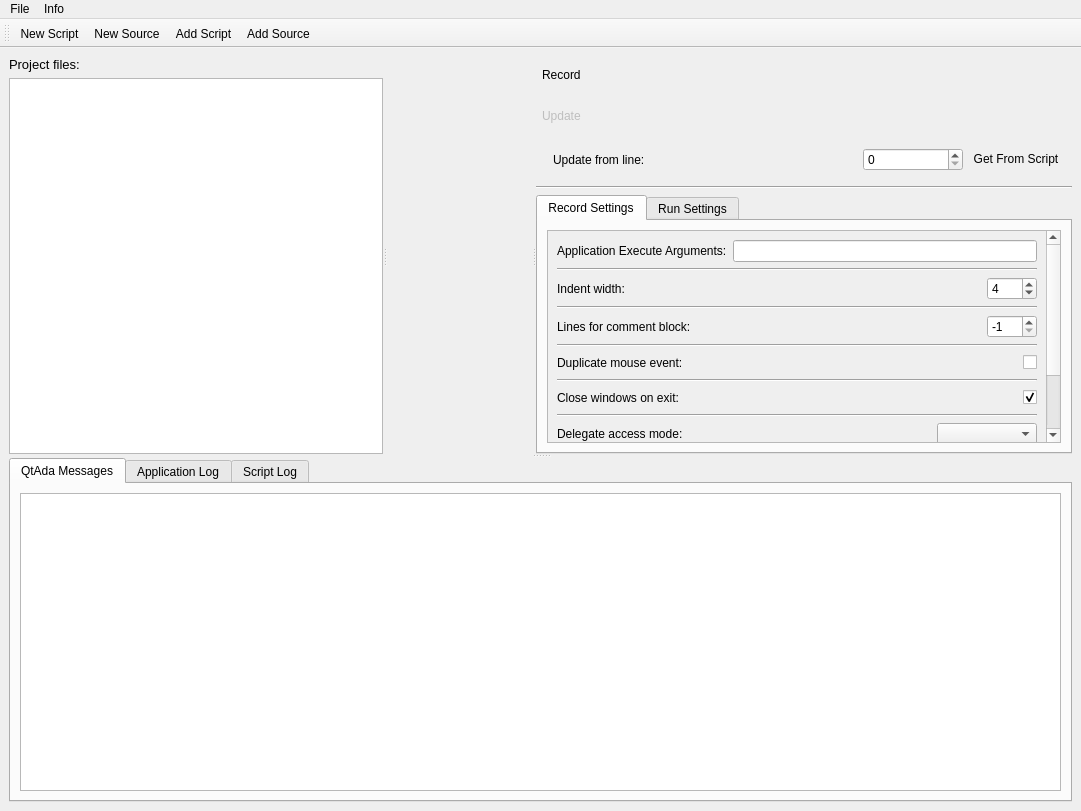
First picture: the form in client/gui/MainGui.ui, repository lildannita/QtAda, before the edit.
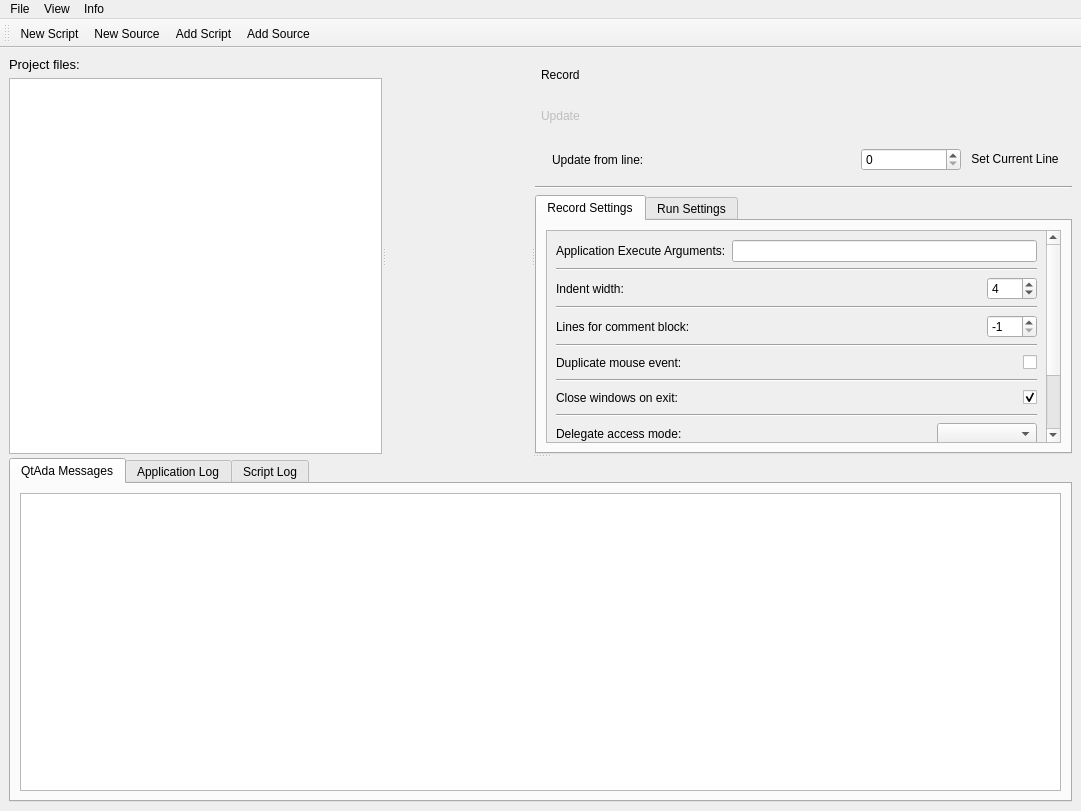
Second picture: the form after the edit. Icons and pictures are not drawn.

What changed in the file:
```diff
--- a/client/gui/MainGui.ui
+++ b/client/gui/MainGui.ui
@@ -232,14 +232,14 @@
                  <bool>true</bool>
                 </property>
                 <property name="text">
-                 <string>Get From Script</string>
+                 <string>Set Current Line</string>
                 </property>
                 <property name="icon">
                  <iconset resource="../../resources/main.qrc">
                   <normaloff>:/icons/search.svg</normaloff>:/icons/search.svg</iconset>
                 </property>
                 <property name="checkable">
-                 <bool>true</bool>
+                 <bool>false</bool>
                 </property>
                 <property name="flat">
                  <bool>true</bool>
@@ -802,7 +802,14 @@
     </property>
     <addaction name="actionVisitProjectWebsite"/>
    </widget>
+   <widget class="QMenu" name="menuView">
+    <property name="title">
+     <string>View</string>
+    </property>
+    <addaction name="actionLineWrap"/>
+   </widget>
    <addaction name="menuFile"/>
+   <addaction name="menuView"/>
    <addaction name="menuInfo"/>
   </widget>
   <widget class="QToolBar" name="toolBar">
```
Left out of the diff: 11 changed lines with no effect on the pictures.
